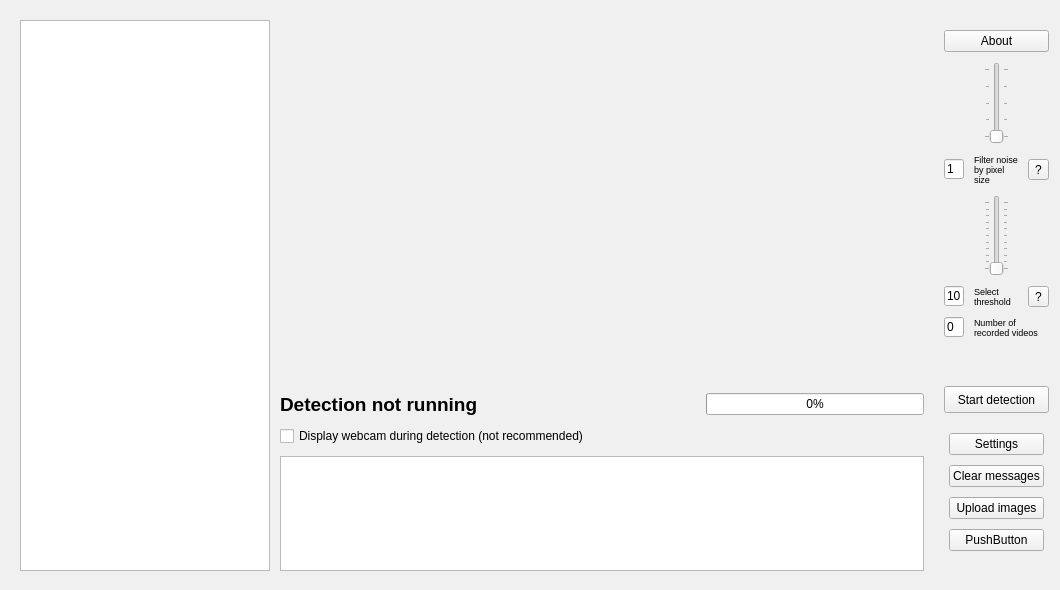
Above: src/mainwindow.ui from UFOID/UFO-Detector before the change. Below: the same form after it.
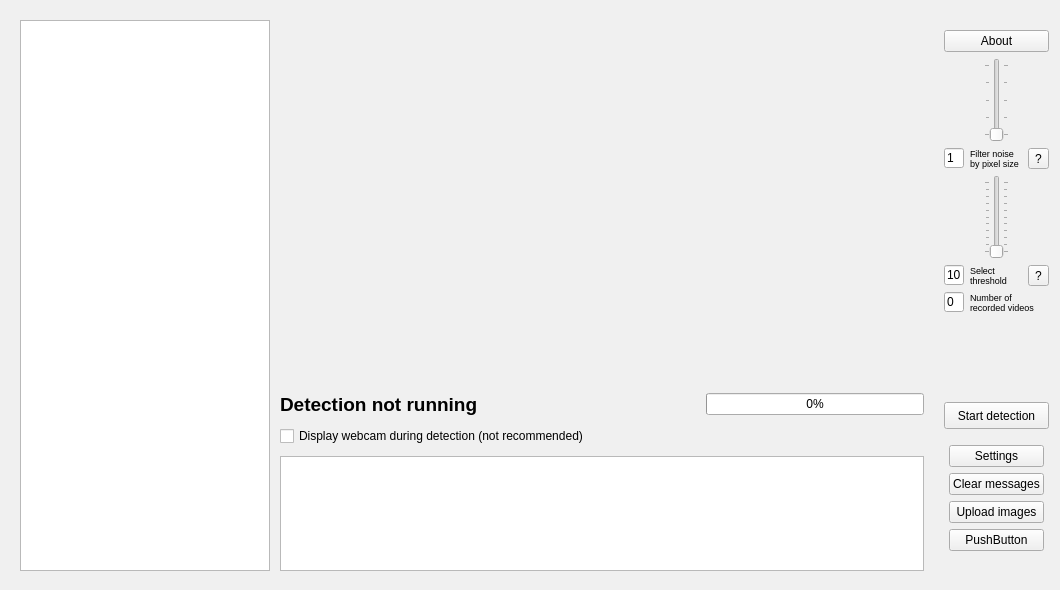
That is the form after the change. Custom widgets are drawn as their Qt base class.

Commit message: Main window button column stays narrow when maximizing window

Patch:
```diff
--- a/src/mainwindow.ui
+++ b/src/mainwindow.ui
@@ -658,6 +658,19 @@
       </layout>
      </item>
      <item>
+      <widget class="QFrame" name="buttonColumn">
+       <property name="sizePolicy">
+        <sizepolicy hsizetype="Preferred" vsizetype="Minimum">
+         <horstretch>0</horstretch>
+         <verstretch>0</verstretch>
+        </sizepolicy>
+       </property>
+       <property name="maximumSize">
+        <size>
+         <width>150</width>
+         <height>16777215</height>
+        </size>
+       </property>
       <layout class="QVBoxLayout" name="rightVerticalLayout">
        <property name="leftMargin">
         <number>10</number>
@@ -971,6 +984,7 @@
         </layout>
        </item>
       </layout>
+      </widget>
      </item>
     </layout>
    </widget>
```
Lines whose indentation alone changed are shown as unchanged.
